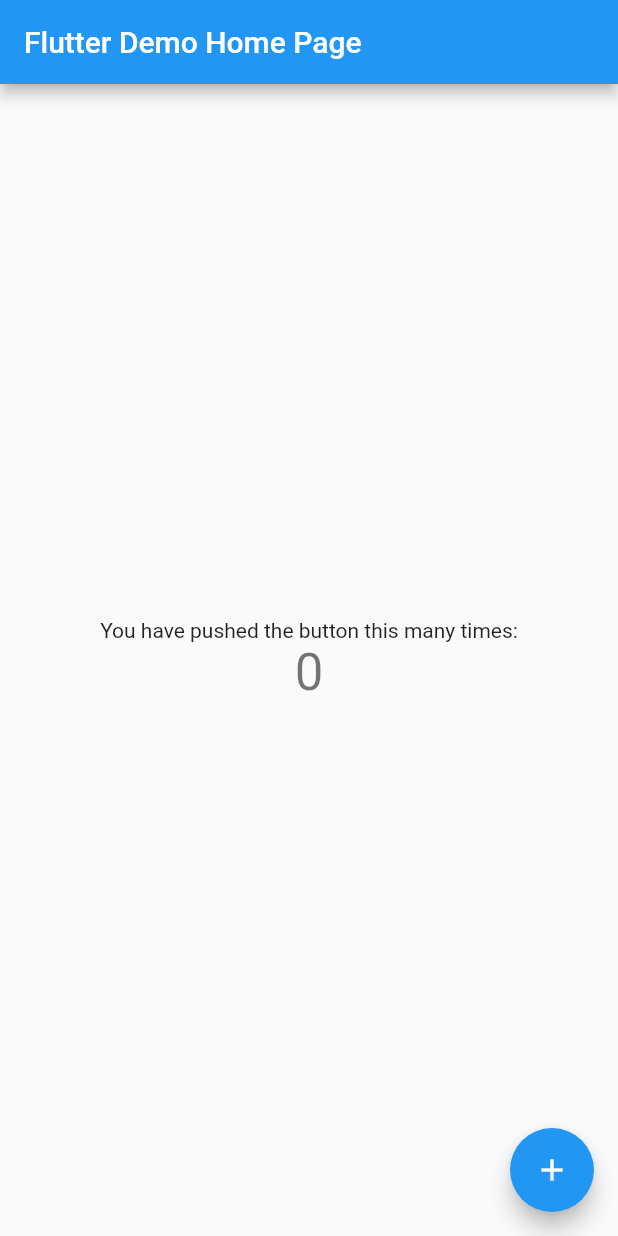
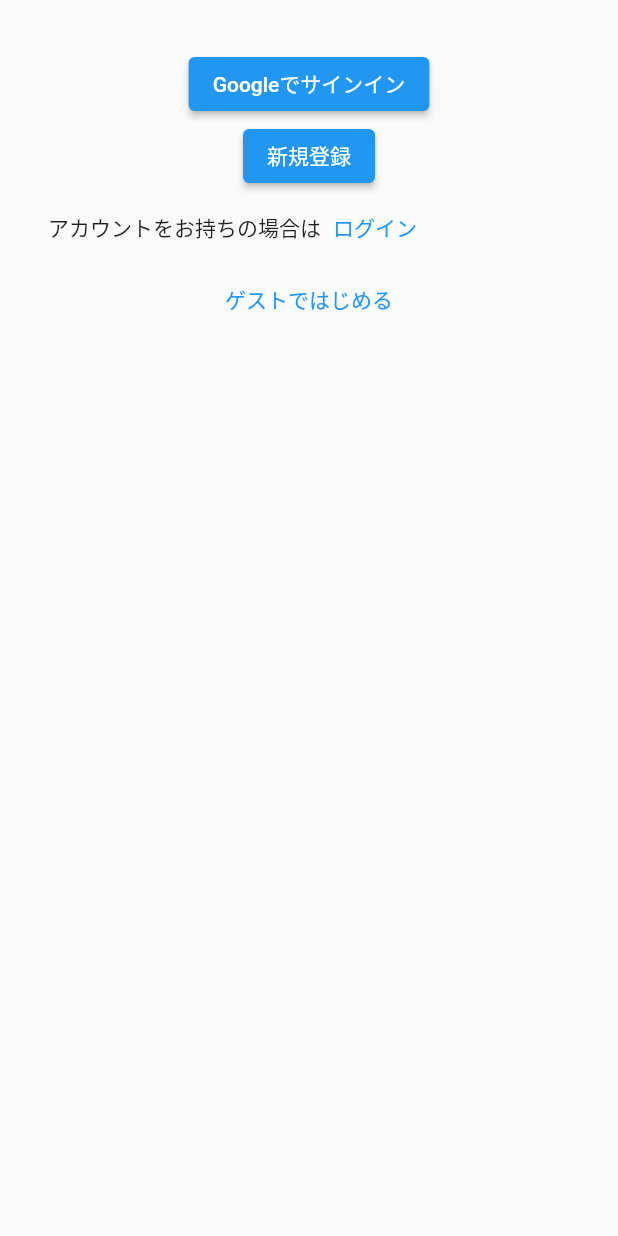
Before and after one commit to nmskm240/stocks, a Flutter app: the screen it shows after launch, on a phone screen of 412 x 824 dp. Run offline on Flutter 3.47's test engine with Material 2 defaults, Android fonts, the phone set to English and light mode, and no system bars; our stand-ins replace firebase_auth, firebase_core, google_sign_in; accounts and stored records are empty.

Commit message:
Google auth impliment

```diff
--- a/lib/main.dart
+++ b/lib/main.dart
@@ -1,115 +1,28 @@
+import 'package:firebase_core/firebase_core.dart';
 import 'package:flutter/material.dart';
+import 'package:stocks/pages/start_page.dart';
 
-void main() {
-  runApp(const MyApp());
+import 'firebase/firebase_options.dart';
+
+Future<void> main() async {
+  WidgetsFlutterBinding.ensureInitialized();
+  await Firebase.initializeApp(
+    options: DefaultFirebaseOptions.currentPlatform,
+  );
+  runApp(const App());
 }
 
-class MyApp extends StatelessWidget {
-  const MyApp({Key? key}) : super(key: key);
+class App extends StatelessWidget {
+  const App({Key? key}) : super(key: key);
 
-  // This widget is the root of your application.
   @override
   Widget build(BuildContext context) {
     return MaterialApp(
       title: 'Flutter Demo',
       theme: ThemeData(
-        // This is the theme of your application.
-        //
-        // Try running your application with "flutter run". You'll see the
-        // application has a blue toolbar. Then, without quitting the app, try
-        // changing the primarySwatch below to Colors.green and then invoke
-        // "hot reload" (press "r" in the console where you ran "flutter run",
-        // or simply save your changes to "hot reload" in a Flutter IDE).
-        // Notice that the counter didn't reset back to zero; the application
-        // is not restarted.
         primarySwatch: Colors.blue,
       ),
-      home: const MyHomePage(title: 'Flutter Demo Home Page'),
+      home: StartPage(),
     );
   }
 }
-
-class MyHomePage extends StatefulWidget {
-  const MyHomePage({Key? key, required this.title}) : super(key: key);
-
-  // This widget is the home page of your application. It is stateful, meaning
-  // that it has a State object (defined below) that contains fields that affect
-  // how it looks.
-
-  // This class is the configuration for the state. It holds the values (in this
-  // case the title) provided by the parent (in this case the App widget) and
-  // used by the build method of the State. Fields in a Widget subclass are
-  // always marked "final".
-
-  final String title;
-
-  @override
-  State<MyHomePage> createState() => _MyHomePageState();
-}
-
-class _MyHomePageState extends State<MyHomePage> {
-  int _counter = 0;
-
-  void _incrementCounter() {
-    setState(() {
-      // This call to setState tells the Flutter framework that something has
-      // changed in this State, which causes it to rerun the build method below
-      // so that the display can reflect the updated values. If we changed
-      // _counter without calling setState(), then the build method would not be
-      // called again, and so nothing would appear to happen.
-      _counter++;
-    });
-  }
-
-  @override
-  Widget build(BuildContext context) {
-    // This method is rerun every time setState is called, for instance as done
-    // by the _incrementCounter method above.
-    //
-    // The Flutter framework has been optimized to make rerunning build methods
-    // fast, so that you can just rebuild anything that needs updating rather
-    // than having to individually change instances of widgets.
-    return Scaffold(
-      appBar: AppBar(
-        // Here we take the value from the MyHomePage object that was created by
-        // the App.build method, and use it to set our appbar title.
-        title: Text(widget.title),
-      ),
-      body: Center(
-        // Center is a layout widget. It takes a single child and positions it
-        // in the middle of the parent.
-        child: Column(
-          // Column is also a layout widget. It takes a list of children and
-          // arranges them vertically. By default, it sizes itself to fit its
-          // children horizontally, and tries to be as tall as its parent.
-          //
-          // Invoke "debug painting" (press "p" in the console, choose the
-          // "Toggle Debug Paint" action from the Flutter Inspector in Android
-          // Studio, or the "Toggle Debug Paint" command in Visual Studio Code)
-          // to see the wireframe for each widget.
-          //
-          // Column has various properties to control how it sizes itself and
-          // how it positions its children. Here we use mainAxisAlignment to
-          // center the children vertically; the main axis here is the vertical
-          // axis because Columns are vertical (the cross axis would be
-          // horizontal).
-          mainAxisAlignment: MainAxisAlignment.center,
-          children: <Widget>[
-            const Text(
-              'You have pushed the button this many times:',
-            ),
-            Text(
-              '$_counter',
-              style: Theme.of(context).textTheme.headline4,
-            ),
-          ],
-        ),
-      ),
-      floatingActionButton: FloatingActionButton(
-        onPressed: _incrementCounter,
-        tooltip: 'Increment',
-        child: const Icon(Icons.add),
-      ), // This trailing comma makes auto-formatting nicer for build methods.
-    );
-  }
-}
--- /dev/null
+++ b/lib/pages/start_page.dart
@@ -0,0 +1,53 @@
+import 'package:firebase_auth/firebase_auth.dart';
+import 'package:flutter/material.dart';
+import 'package:stocks/utils/authetication.dart';
+
+class StartPage extends StatelessWidget {
+  @override
+  Widget build(BuildContext context) {
+    return Scaffold(
+      body: SafeArea(
+        child: Center(
+          child: Padding(
+            padding: const EdgeInsets.all(32),
+            child: Column(
+              children: [
+                ElevatedButton(
+                  onPressed: () async {
+                    try {
+                      final credential = await Authetication.google.tryLogin();
+                      print(credential.user!.uid);
+                    } on FirebaseAuthException catch (e) {
+                      //TODO: Error handling
+                    }
+                  },
+                  child: const Text("Googleでサインイン"),
+                ),
+                ElevatedButton(
+                  onPressed: () {},
+                  child: const Text("新規登録"),
+                ),
+                Align(
+                  alignment: Alignment.centerRight,
+                  child: Row(
+                    children: [
+                      const Text("アカウントをお持ちの場合は"),
+                      TextButton(
+                        onPressed: () {},
+                        child: const Text("ログイン"),
+                      )
+                    ],
+                  ),
+                ),
+                TextButton(
+                  onPressed: () {},
+                  child: const Text("ゲストではじめる"),
+                ),
+              ],
+            ),
+          ),
+        ),
+      ),
+    );
+  }
+}
```
Also changed, not shown: lib/firebase/firebase_options.dart, 2 other files.
